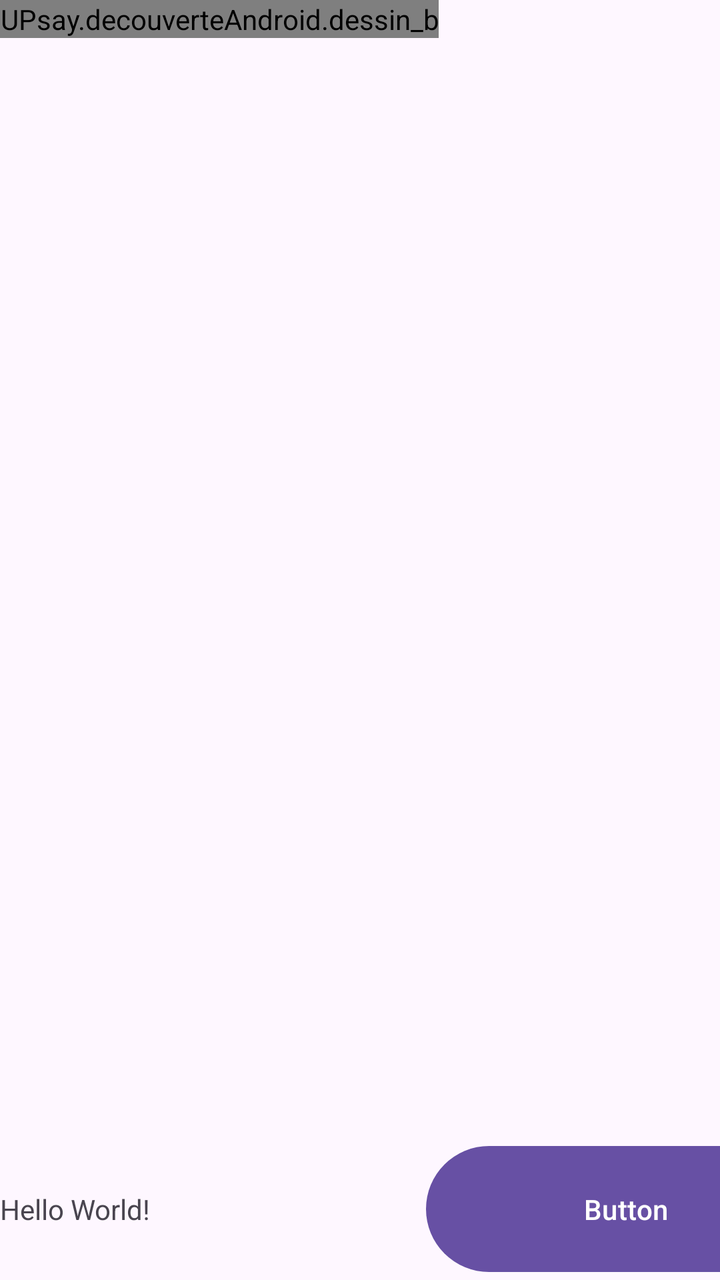
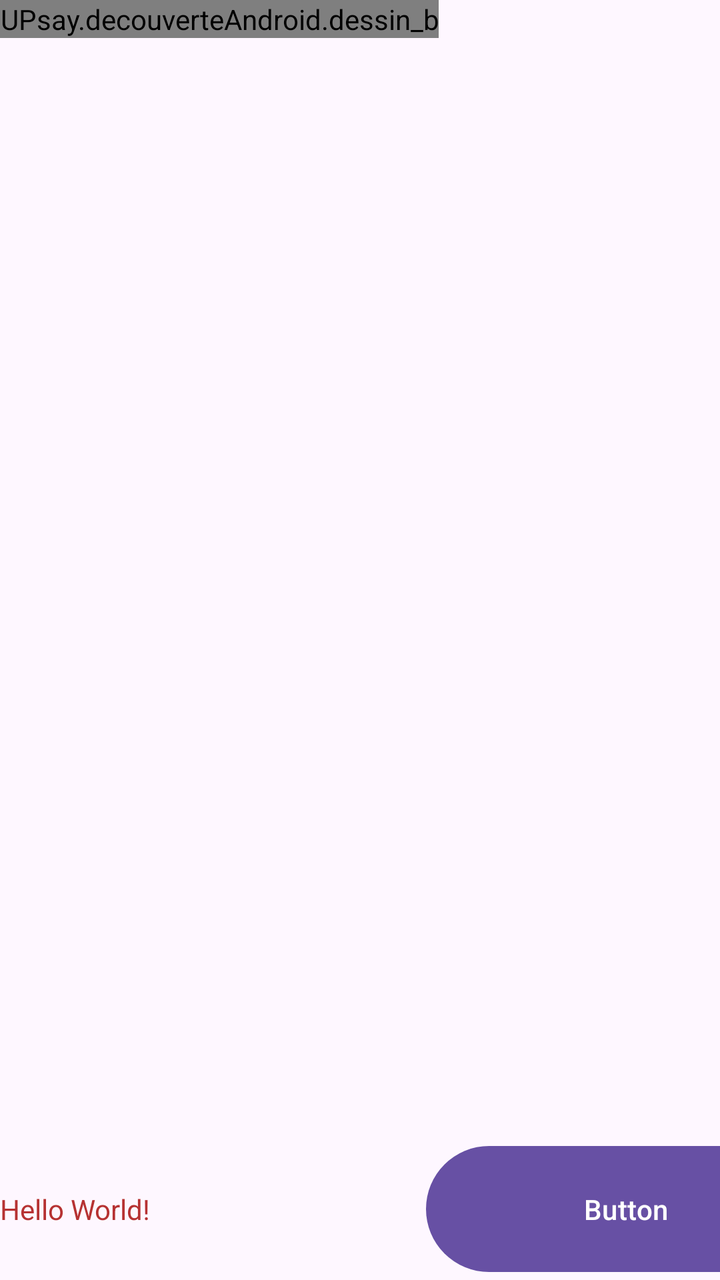

The first picture is an Android layout as it rendered before a commit; the second is the same layout after the commit. The layout source and the unified diff follow.
<!-- AndroidManifest.xml: application theme Theme.TP_Android_SANCHES -->
<!-- res/layout/activity_main.xml -->
<?xml version="1.0" encoding="utf-8"?>
<LinearLayout xmlns:android="http://schemas.android.com/apk/res/android"
    xmlns:app="http://schemas.android.com/apk/res-auto"
    xmlns:tools="http://schemas.android.com/tools"
    android:id="@+id/main"
    android:layout_width="match_parent"
    android:layout_height="match_parent"
    android:orientation="vertical"
    tools:context=".MainActivity">

    <TableRow
        android:layout_width="match_parent"
        android:layout_height="match_parent"
        android:layout_weight="1">

        <UPsay.decouverteAndroid.dessin_b
            android:id="@+id/dessin_b"
            android:layout_width="wrap_content"
            android:layout_height="wrap_content"
            tools:ignore="MissingClass" />
    </TableRow>

    <TableRow
        android:layout_width="match_parent"
        android:layout_height="match_parent"
        android:layout_weight="8">

        <TextView
            android:id="@+id/monTexte"
            android:layout_width="213dp"
            android:layout_height="37dp"
            android:text="Hello World!"
            tools:ignore="TextSizeCheck,TextSizeCheck" />

        <Button
            android:id="@+id/button"
            android:layout_width="200dp"
            android:layout_height="match_parent"
            android:onClick="dessin"
            android:text="@string/button"
            tools:ignore="VisualLintButtonSize" />
    </TableRow>

</LinearLayout>
<!-- resources referenced by this layout -->
<resources>
  <string name="button">Button</string>
  <style name="Theme.TP_Android_SANCHES" parent="Base.Theme.TP_Android_SANCHES" />
  <style name="Base.Theme.TP_Android_SANCHES" parent="Theme.Material3.DayNight.NoActionBar">
          
          
      </style>
</resources>

<!-- the commit's change to res/layout/activity_main.xml (unified diff, before → after) -->
@@ -30,6 +30,7 @@
             android:layout_width="213dp"
             android:layout_height="37dp"
             android:text="Hello World!"
+            android:textColor="#B63232"
             tools:ignore="TextSizeCheck,TextSizeCheck" />
 
         <Button
